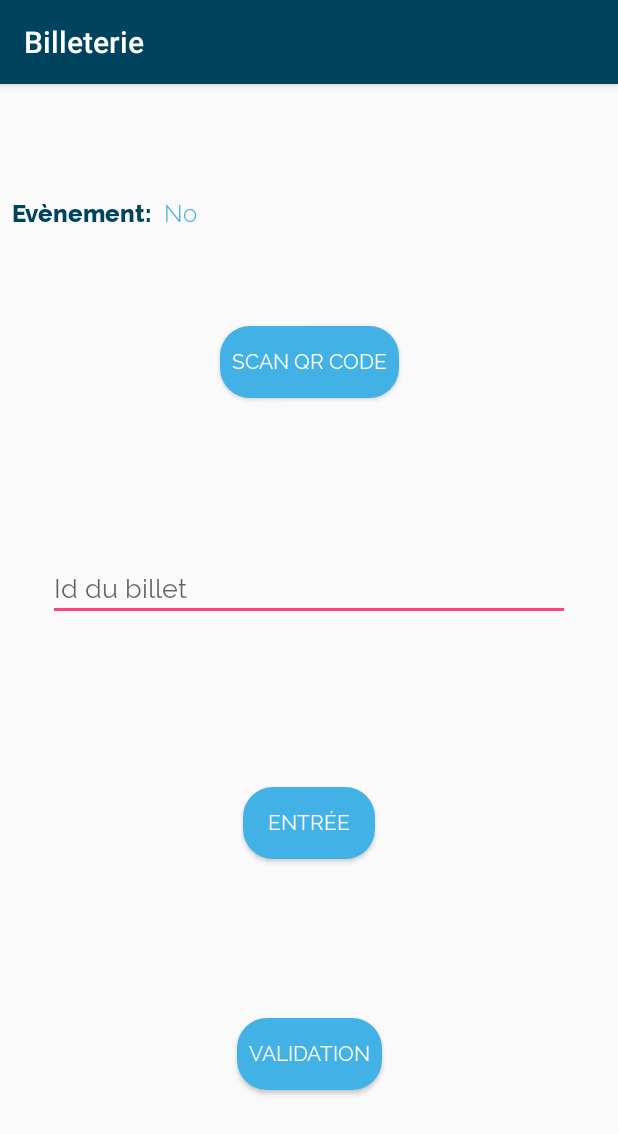
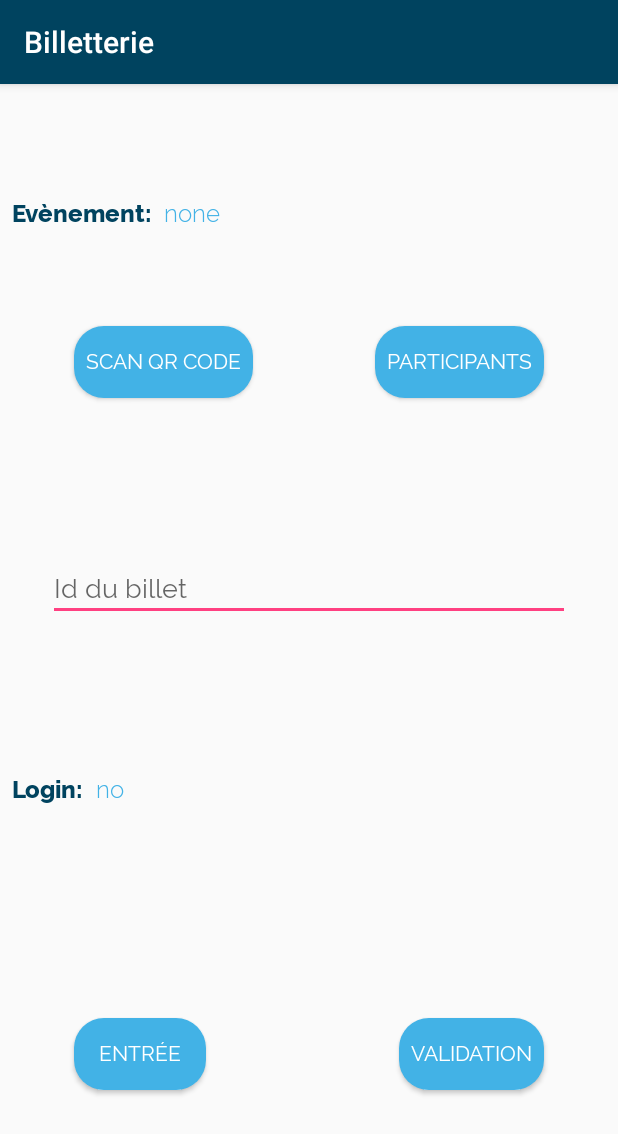
Before and after one commit to Morceau-x/yakachoisir, an Android app: the CheckActivity screen opened directly, with no data from a screen before it, on a phone screen of 412 x 824 dp. Shown: the top 1134 px of the screen. Run offline under Robolectric (Android 15) with nearby library versions, the phone set to English and light mode, and no system bars; libraries missing offline, so code that uses them is left out: com.google.zxing.integration; 1 statement that could not run was skipped.

Commit message:
Add list of participants

```diff
--- a/YakaAppli/app/src/main/java/fr/epita/yakaappli/CheckActivity.kt
+++ b/YakaAppli/app/src/main/java/fr/epita/yakaappli/CheckActivity.kt
@@ -1,5 +1,6 @@
 package fr.epita.yakaappli
 
+import android.app.PendingIntent.getActivity
 import android.content.Intent
 import android.support.v7.app.AppCompatActivity
 import android.os.Bundle
@@ -11,15 +12,19 @@ import kotlinx.android.synthetic.main.activity_check.*
 class CheckActivity : AppCompatActivity(), View.OnClickListener {
 
     var enter = true
+    var event : Event = Event("none", 0)
 
     override fun onCreate(savedInstanceState: Bundle?) {
         super.onCreate(savedInstanceState)
         setContentView(R.layout.activity_check)
 
         btn_scan.setOnClickListener(this@CheckActivity)
+        btn_list.setOnClickListener(this@CheckActivity)
+        btn_validate.setOnClickListener(this@CheckActivity)
+        btn_switch.setOnClickListener(this@CheckActivity)
         val originIntent = intent
-        val e  = originIntent.getSerializableExtra("Event") as Event
-        event_name.setText(e.name)
+        event  = originIntent.getSerializableExtra("Event") as Event
+        event_name.setText(event.name)
     }
 
     var scanIntegrator = IntentIntegrator(this)
@@ -27,6 +32,9 @@ class CheckActivity : AppCompatActivity(), View.OnClickListener {
     override fun onClick(clickedView: View?) {
                 if (clickedView != null) {
                     when (clickedView.id) {
+                        R.id.btn_validate -> {
+                            //Toast.makeText(this, "test", Toast.LENGTH_LONG).show()
+                        }
                         R.id.btn_scan -> {
                             scanIntegrator.setOrientationLocked(false)
                             scanIntegrator.initiateScan()
@@ -37,6 +45,11 @@ class CheckActivity : AppCompatActivity(), View.OnClickListener {
                                 btn_switch.setText("Entrée")
                             else
                                 btn_switch.setText("Sortie")
+                        }
+                        R.id.btn_list -> {
+                            val explicitIntent = Intent(this@CheckActivity, ListActivity::class.java)
+                            explicitIntent.putExtra("Event", event.name)
+                            startActivity(explicitIntent)
                         }
                         else -> {
                         }
--- a/YakaAppli/app/src/main/res/layout/activity_check.xml
+++ b/YakaAppli/app/src/main/res/layout/activity_check.xml
@@ -58,6 +58,18 @@
         app:layout_constraintGuide_percent="0.80"/>
 
     <android.support.constraint.Guideline
+        android:id="@+id/vertical_guide10"
+        android:layout_width="wrap_content"
+        android:layout_height="wrap_content"
+        android:orientation="vertical"
+        app:layout_constraintGuide_percent="0.10"/>
+    <android.support.constraint.Guideline
+        android:id="@+id/vertical_guide90"
+        android:layout_width="wrap_content"
+        android:layout_height="wrap_content"
+        android:orientation="vertical"
+        app:layout_constraintGuide_percent="0.90"/>
+    <android.support.constraint.Guideline
         android:id="@+id/vertical_guide20"
         android:layout_width="wrap_content"
         android:layout_height="wrap_content"
@@ -75,6 +87,12 @@
         android:layout_height="wrap_content"
         android:orientation="horizontal"
         app:layout_constraintGuide_percent="0.60"/>
+    <android.support.constraint.Guideline
+        android:id="@+id/horizontal_guide70"
+        android:layout_width="wrap_content"
+        android:layout_height="wrap_content"
+        android:orientation="horizontal"
+        app:layout_constraintGuide_percent="0.70"/>
 
 
     <EditText
@@ -101,13 +119,30 @@
         android:layout_marginStart="8dp"
         android:layout_marginTop="8dp"
         android:text="@string/scan_button"
-        app:layout_constraintEnd_toEndOf="parent"
-        app:layout_constraintStart_toStartOf="parent"
         android:background="@drawable/button_style"
         android:fontFamily="@font/raleway_regular"
         android:textColor="@color/colorBlank"
         android:padding="8dp"
-        app:layout_constraintTop_toTopOf="@+id/horizontal_guide20" />
+        app:layout_constraintTop_toTopOf="@+id/horizontal_guide20"
+        app:layout_constraintLeft_toLeftOf="@+id/vertical_guide10"
+        />
+
+    <Button
+        android:id="@+id/btn_list"
+        android:layout_width="wrap_content"
+        android:layout_height="wrap_content"
+        android:layout_marginEnd="8dp"
+        android:layout_marginLeft="8dp"
+        android:layout_marginRight="8dp"
+        android:layout_marginStart="8dp"
+        android:layout_marginTop="8dp"
+        android:text="@string/list_btn"
+        android:background="@drawable/button_style"
+        android:fontFamily="@font/raleway_regular"
+        android:textColor="@color/colorBlank"
+        android:padding="8dp"
+        app:layout_constraintTop_toBottomOf="@+id/horizontal_guide20"
+        app:layout_constraintRight_toLeftOf="@+id/vertical_guide90"/>
 
     <Button
         android:id="@+id/btn_switch"
@@ -119,13 +154,12 @@
         android:layout_marginStart="8dp"
         android:layout_marginTop="8dp"
         android:text="@string/switch_btn"
-        app:layout_constraintEnd_toEndOf="parent"
-        app:layout_constraintStart_toStartOf="parent"
         android:background="@drawable/button_style"
         android:fontFamily="@font/raleway_regular"
         android:textColor="@color/colorBlank"
         android:padding="8dp"
-        app:layout_constraintTop_toTopOf="@+id/horizontal_guide60" />
+        app:layout_constraintTop_toBottomOf="@+id/horizontal_guide80"
+        app:layout_constraintLeft_toLeftOf="@+id/vertical_guide10"/>
 
     <Button
         android:id="@+id/btn_validate"
@@ -137,12 +171,37 @@
         android:layout_marginStart="8dp"
         android:layout_marginTop="8dp"
         android:text="@string/validation"
-        app:layout_constraintEnd_toEndOf="parent"
-        app:layout_constraintStart_toStartOf="parent"
         android:background="@drawable/button_style"
         android:fontFamily="@font/raleway_regular"
         android:textColor="@color/colorBlank"
         android:padding="8dp"
-        app:layout_constraintTop_toTopOf="@+id/horizontal_guide80" />
+        app:layout_constraintTop_toTopOf="@+id/horizontal_guide80"
+        app:layout_constraintRight_toLeftOf="@+id/vertical_guide90"/>
+
+    <TextView
+        android:id="@+id/login_text"
+        android:layout_width="wrap_content"
+        android:layout_height="wrap_content"
+        android:layout_marginLeft="8dp"
+        android:text="@string/login_text"
+        app:layout_constraintLeft_toLeftOf="parent"
+        android:fontFamily="@font/raleway_extrabold"
+        android:textColor="@color/colorDarkBlue"
+        android:textSize="16dp"
+        app:layout_constraintTop_toTopOf="@+id/horizontal_guide60" />
+
+    <TextView
+        android:id="@+id/login_name"
+        android:layout_width="wrap_content"
+        android:layout_height="wrap_content"
+        android:layout_marginLeft="8dp"
+        android:layout_marginStart="8dp"
+        android:text="@string/login_name"
+        android:fontFamily="@font/raleway_light"
+        android:textColor="@color/colorLightBlue"
+        android:textSize="16dp"
+        app:layout_constraintLeft_toLeftOf="parent"
+        app:layout_constraintStart_toEndOf="@+id/login_text"
+        app:layout_constraintTop_toTopOf="@+id/horizontal_guide60" />
 
 </android.support.constraint.ConstraintLayout>
--- a/YakaAppli/app/src/main/res/values/strings.xml
+++ b/YakaAppli/app/src/main/res/values/strings.xml
@@ -1,6 +1,6 @@
 <resources>
     <string name="app_name">EntryEvent</string>
-    <string name="app_title">Billeterie</string>
+    <string name="app_title">Billetterie</string>
     <string name="check_title">Vérification des billets</string>
     <string name="scan_button">Scan QR code</string>
     <string name="connect_button">Connexion</string>
@@ -13,4 +13,8 @@
     <string name="ticketId">Id du billet</string>
     <string name="validation">Validation</string>
     <string name="switch_btn">Entrée</string>
+    <string name="list_btn">Participants</string>
+    <string name="login_text">Login:</string>
+    <string name="login_name">no</string>
+    <string name="loading">loading</string>
 </resources>
```
Also changed, not shown: YakaAppli/app/src/main/AndroidManifest.xml (+17 -10 lines), YakaAppli/app/src/main/java/fr/epita/yakaappli/ListActivity.kt (added, +31 -0 lines), YakaAppli/app/src/main/java/fr/epita/yakaappli/LoginRecyclerAdapter.kt (added, +38 -0 lines), YakaAppli/app/src/main/java/fr/epita/yakaappli/User.kt (added, +13 -0 lines), YakaAppli/app/src/main/res/layout/activity_list.xml (added, +15 -0 lines), YakaAppli/app/src/main/res/layout/login_list.xml (added, +31 -0 lines).
